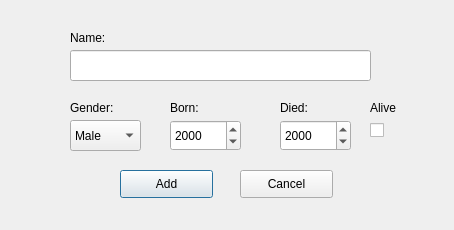
This is addscientistdialog.ui in marthagb/VLN1-Skil-3 as Qt 5 draws it before an edit. The edited form follows.
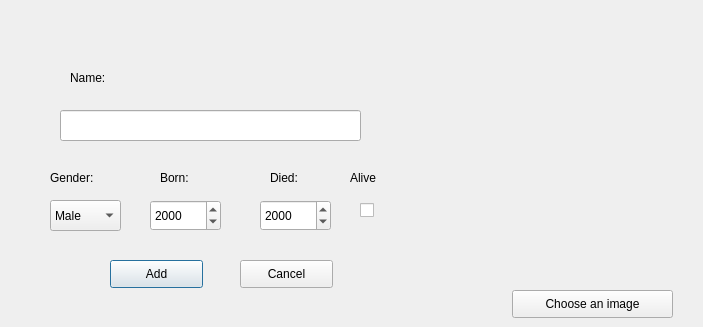
This is the edited form.

The edit to the form file:
```diff
--- a/addscientistdialog.ui
+++ b/addscientistdialog.ui
@@ -6,8 +6,8 @@
    <rect>
     <x>0</x>
     <y>0</y>
-    <width>454</width>
-    <height>230</height>
+    <width>703</width>
+    <height>327</height>
    </rect>
   </property>
   <property name="windowTitle">
@@ -16,8 +16,8 @@
   <widget class="QLineEdit" name="nameInput">
    <property name="geometry">
     <rect>
-     <x>70</x>
-     <y>50</y>
+     <x>60</x>
+     <y>110</y>
      <width>301</width>
      <height>31</height>
     </rect>
@@ -26,8 +26,8 @@
   <widget class="QComboBox" name="genderBox">
    <property name="geometry">
     <rect>
-     <x>70</x>
-     <y>120</y>
+     <x>50</x>
+     <y>200</y>
      <width>71</width>
      <height>31</height>
     </rect>
@@ -47,7 +47,7 @@
    <property name="geometry">
     <rect>
      <x>70</x>
-     <y>30</y>
+     <y>70</y>
      <width>55</width>
      <height>16</height>
     </rect>
@@ -59,8 +59,8 @@
   <widget class="QLabel" name="genderLabel">
    <property name="geometry">
     <rect>
-     <x>70</x>
-     <y>100</y>
+     <x>50</x>
+     <y>170</y>
      <width>55</width>
      <height>16</height>
     </rect>
@@ -72,8 +72,8 @@
   <widget class="QLabel" name="birthYearLabel">
    <property name="geometry">
     <rect>
-     <x>170</x>
-     <y>100</y>
+     <x>160</x>
+     <y>170</y>
      <width>71</width>
      <height>16</height>
     </rect>
@@ -85,8 +85,8 @@
   <widget class="QLabel" name="deathYearLabel">
    <property name="geometry">
     <rect>
-     <x>280</x>
-     <y>100</y>
+     <x>270</x>
+     <y>170</y>
      <width>55</width>
      <height>16</height>
     </rect>
@@ -98,8 +98,8 @@
   <widget class="QPushButton" name="addScientistButton">
    <property name="geometry">
     <rect>
-     <x>120</x>
-     <y>170</y>
+     <x>110</x>
+     <y>260</y>
      <width>93</width>
      <height>28</height>
     </rect>
@@ -112,7 +112,7 @@
    <property name="geometry">
     <rect>
      <x>240</x>
-     <y>170</y>
+     <y>260</y>
      <width>93</width>
      <height>28</height>
     </rect>
@@ -124,8 +124,8 @@
   <widget class="QDateEdit" name="birthYearEdit">
    <property name="geometry">
     <rect>
-     <x>170</x>
-     <y>120</y>
+     <x>150</x>
+     <y>200</y>
      <width>71</width>
      <height>31</height>
     </rect>
@@ -149,8 +149,8 @@
   <widget class="QDateEdit" name="deathYearEdit">
    <property name="geometry">
     <rect>
-     <x>280</x>
-     <y>120</y>
+     <x>260</x>
+     <y>200</y>
      <width>71</width>
      <height>31</height>
     </rect>
@@ -174,8 +174,8 @@
   <widget class="QCheckBox" name="diedCheckBox">
    <property name="geometry">
     <rect>
-     <x>370</x>
-     <y>120</y>
+     <x>360</x>
+     <y>200</y>
      <width>21</width>
      <height>21</height>
     </rect>
@@ -187,8 +187,8 @@
   <widget class="QLabel" name="aliveLabel">
    <property name="geometry">
     <rect>
-     <x>370</x>
-     <y>100</y>
+     <x>350</x>
+     <y>170</y>
      <width>55</width>
      <height>16</height>
     </rect>
@@ -197,6 +197,32 @@
     <string>Alive</string>
    </property>
   </widget>
+  <widget class="QPushButton" name="btn_image">
+   <property name="geometry">
+    <rect>
+     <x>512</x>
+     <y>290</y>
+     <width>161</width>
+     <height>28</height>
+    </rect>
+   </property>
+   <property name="text">
+    <string>Choose an image</string>
+   </property>
+  </widget>
+  <widget class="QLabel" name="lbl_image">
+   <property name="geometry">
+    <rect>
+     <x>470</x>
+     <y>90</y>
+     <width>201</width>
+     <height>161</height>
+    </rect>
+   </property>
+   <property name="text">
+    <string/>
+   </property>
+  </widget>
  </widget>
  <tabstops>
   <tabstop>nameInput</tabstop>
```
